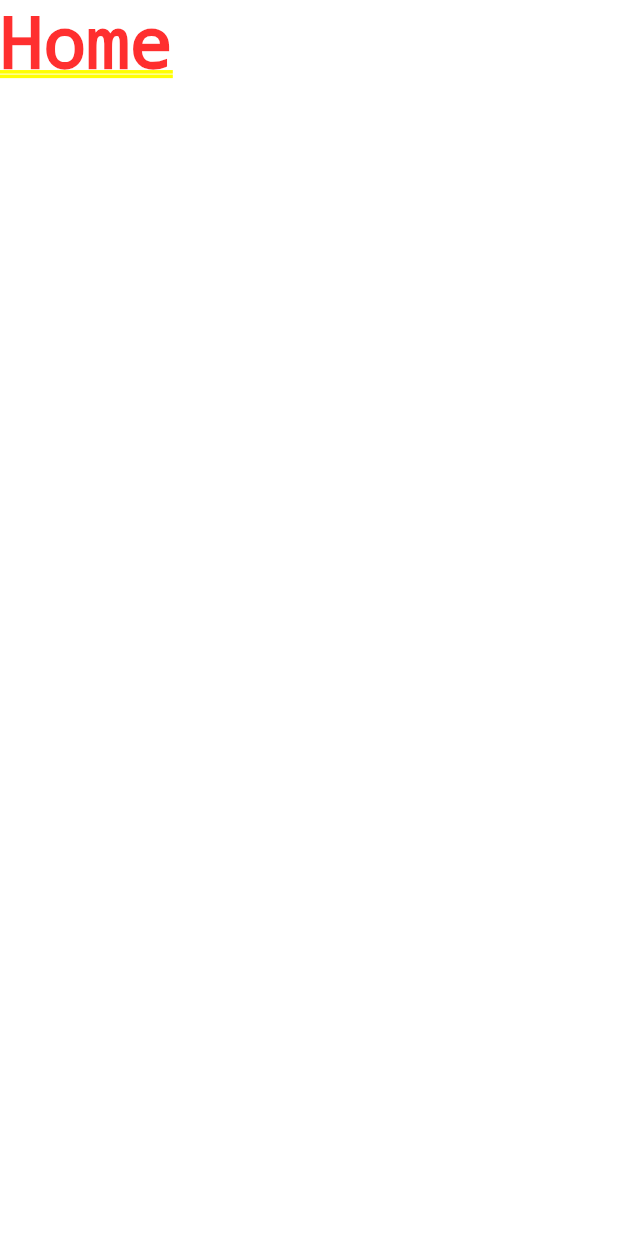
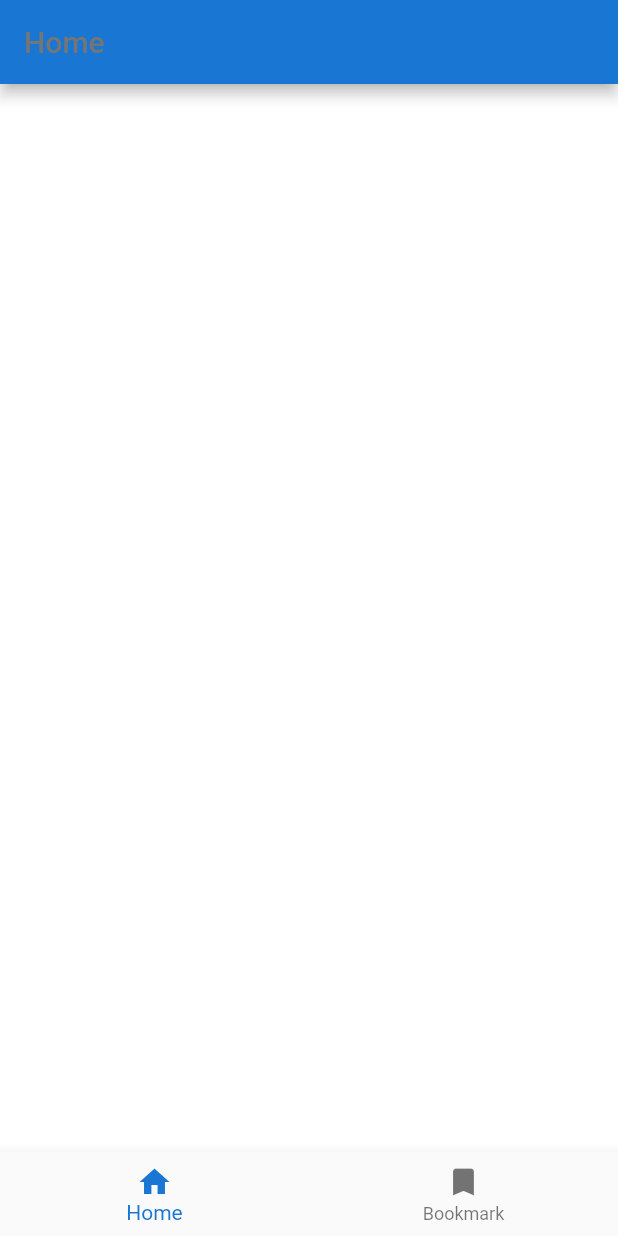
Before and after one commit to 112coderHub112/flutterTest, a Flutter app: the screen it shows after launch, on a phone screen of 412 x 824 dp. Run offline on Flutter 3.47's test engine with Material 2 defaults, Android fonts, the phone set to English and light mode, and no system bars.

Commit message:
appBar and dashboard

```diff
--- /dev/null
+++ b/smart_news/lib/Screens/Dashboard/DashboardScreen.dart
@@ -0,0 +1,46 @@
+import 'package:flutter/material.dart';
+import 'package:smart_news/Screens/Bottomnavmenu/BookmarkFragment.dart';
+import 'package:smart_news/Screens/Bottomnavmenu/CategoryFragment.dart';
+import 'package:smart_news/Screens/Bottomnavmenu/HomeFragment.dart';
+import 'package:smart_news/Screens/Bottomnavmenu/ProfileFragment.dart';
+import 'package:smart_news/Screens/Bottomnavmenu/SearchFragment.dart';
+
+
+class DashboardScreen extends StatefulWidget {
+  @override
+  State<DashboardScreen> createState() => _DashboardScreenState();
+}
+
+class _DashboardScreenState extends State<DashboardScreen> {
+
+  int selectedIndex = 0;
+  List<Widget> pages = [
+    HomeFragment(),
+    BookmarkFragment(),
+    CategoryFragment(),
+    SearchFragment(),
+    ProfileFragment()
+  ];
+
+
+  @override
+  Widget build(BuildContext context) {
+    return Scaffold(
+      bottomNavigationBar: BottomNavigationBar(
+        onTap: (index){
+          selectedIndex = index;
+      },
+        items: [
+          BottomNavigationBarItem(
+            label: 'Home',
+            icon: Icon(Icons.home)
+          ),
+          BottomNavigationBarItem(
+            label: 'Bookmark',
+            icon: Icon(Icons.bookmark)
+          ),
+        ]
+      ),
+    );
+  }
+}
--- /dev/null
+++ b/smart_news/lib/Themes/app_theme.dart
@@ -0,0 +1,24 @@
+import 'package:flutter/material.dart';
+
+import 'package:smart_news/Themes/colors.dart';
+
+
+
+class AppTheme {
+  static final ThemeData lightTheme = ThemeData(
+    scaffoldBackgroundColor: white_color,
+    primaryColor: primaryColor,
+    errorColor: Colors.red,
+    hoverColor: Colors.grey,
+    appBarTheme: AppBarTheme(color: primaryColor, iconTheme: IconThemeData(color: textColorPrimary)),
+    colorScheme: ColorScheme.light(primary: primaryColor, primaryVariant: primaryColor),
+    cardTheme: CardTheme(color: Colors.white),
+    iconTheme: IconThemeData(color: textColorPrimary),
+    textTheme: TextTheme(
+      button: TextStyle(color: primaryColor),
+      headline6: TextStyle(color: textColorPrimary),
+      subtitle2: TextStyle(color: textColorSecondary),
+    ),
+    textSelectionTheme: TextSelectionThemeData(cursorColor: Colors.white),
+  );
+}
--- a/smart_news/lib/main.dart
+++ b/smart_news/lib/main.dart
@@ -1,4 +1,9 @@
 import 'package:flutter/material.dart';
+import 'package:smart_news/Screens/Dashboard/DashboardScreen.dart';
+import 'package:smart_news/Themes/app_theme.dart';
+import 'package:smart_news/Themes/colors.dart';
+
+
 
 void main() {
   runApp(MyApp());
@@ -14,7 +19,24 @@ class _MyAppState extends State<MyApp> {
   @override
   Widget build(BuildContext context) {
     return MaterialApp(
-      home: Text('Home'),
+      theme: AppTheme.lightTheme.copyWith(
+        scaffoldBackgroundColor: Theme.of(context).cardTheme.color
+      ),
+
+      home: Scaffold(
+        appBar: AppBar(
+          title: Text('Home', style: TextStyle(color: textColorSecondary),),
+        ),
+        body: DashboardScreen()
+      )
     );
   }
 }
+
+
+/*
+        body: Center(
+          child: Text('Hello Flutter'),
+        ),
+
+*/
```
Also changed, not shown: smart_news/lib/Screens/Bottomnavmenu/BookmarkFragment.dart (added, +15 -0 lines), smart_news/lib/Screens/Bottomnavmenu/CategoryFragment.dart (added, +15 -0 lines), smart_news/lib/Screens/Bottomnavmenu/HomeFragment.dart (added, +15 -0 lines), smart_news/lib/Screens/Bottomnavmenu/ProfileFragment.dart (added, +15 -0 lines), smart_news/lib/Screens/Bottomnavmenu/SearchFragment.dart (added, +15 -0 lines), smart_news/lib/Themes/colors.dart (added, +26 -0 lines).
